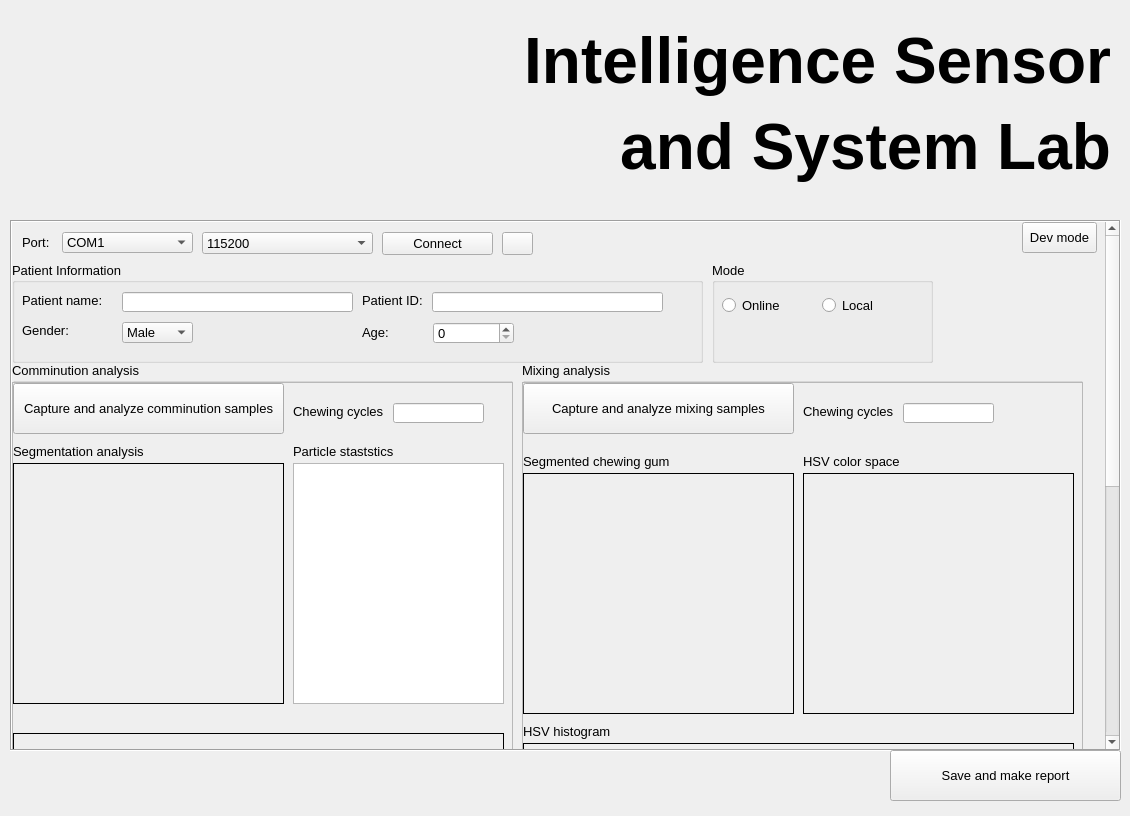
Qt form view/main_window.ui (longbach2811/pmes-gui-app) before a commit.
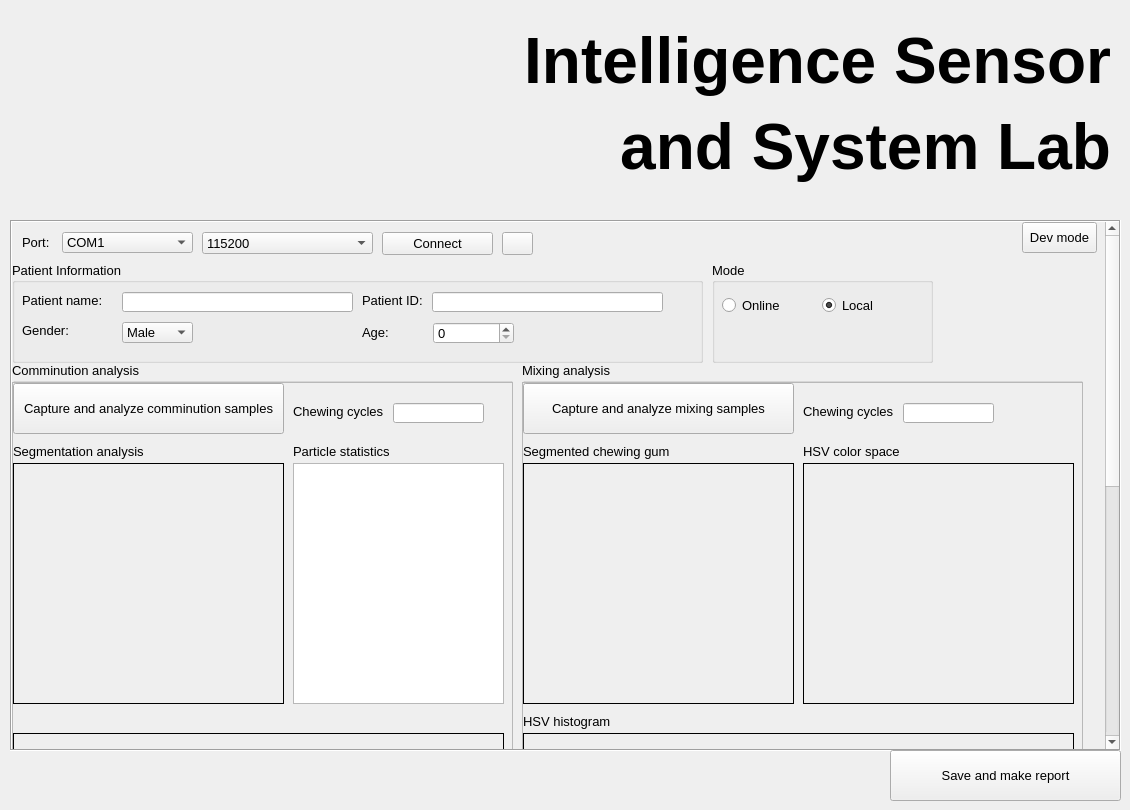
The same form after that commit. Icons and pictures are not drawn.

Commit message: Update the main window to add radio button

The edit to the form file:
```diff
--- a/view/main_window.ui
+++ b/view/main_window.ui
@@ -7,7 +7,7 @@
     <x>0</x>
     <y>0</y>
     <width>1130</width>
-    <height>816</height>
+    <height>810</height>
    </rect>
   </property>
   <property name="sizePolicy">
@@ -70,7 +70,7 @@
     <property name="geometry">
      <rect>
       <x>0</x>
-      <y>-19</y>
+      <y>0</y>
       <width>1089</width>
       <height>1049</height>
      </rect>
@@ -504,6 +504,9 @@
         <height>8</height>
        </size>
       </property>
+      <property name="checked">
+       <bool>true</bool>
+      </property>
      </widget>
     </widget>
     <widget class="QGroupBox" name="groupBox_3">
@@ -828,7 +831,7 @@
          </font>
         </property>
         <property name="text">
-         <string>Particle staststics</string>
+         <string>Particle statistics</string>
         </property>
        </widget>
        <widget class="QLineEdit" name="lineEdit_7">
@@ -968,7 +971,7 @@
         <property name="geometry">
          <rect>
           <x>280</x>
-          <y>90</y>
+          <y>80</y>
           <width>271</width>
           <height>241</height>
          </rect>
@@ -1040,7 +1043,7 @@
         <property name="geometry">
          <rect>
           <x>0</x>
-          <y>90</y>
+          <y>80</y>
           <width>271</width>
           <height>241</height>
          </rect>
@@ -1091,7 +1094,7 @@
         <property name="geometry">
          <rect>
           <x>0</x>
-          <y>70</y>
+          <y>60</y>
           <width>151</width>
           <height>16</height>
          </rect>
@@ -1115,7 +1118,7 @@
         <property name="geometry">
          <rect>
           <x>280</x>
-          <y>70</y>
+          <y>60</y>
           <width>151</width>
           <height>16</height>
          </rect>
@@ -1139,7 +1142,7 @@
         <property name="geometry">
          <rect>
           <x>0</x>
-          <y>360</y>
+          <y>350</y>
           <width>551</width>
           <height>191</height>
          </rect>
@@ -1166,7 +1169,7 @@
         <property name="geometry">
          <rect>
           <x>0</x>
-          <y>340</y>
+          <y>330</y>
           <width>151</width>
           <height>16</height>
          </rect>
```
Left out of the diff: 24 changed lines with no effect on the pictures. The commit also changes 1 other file.
